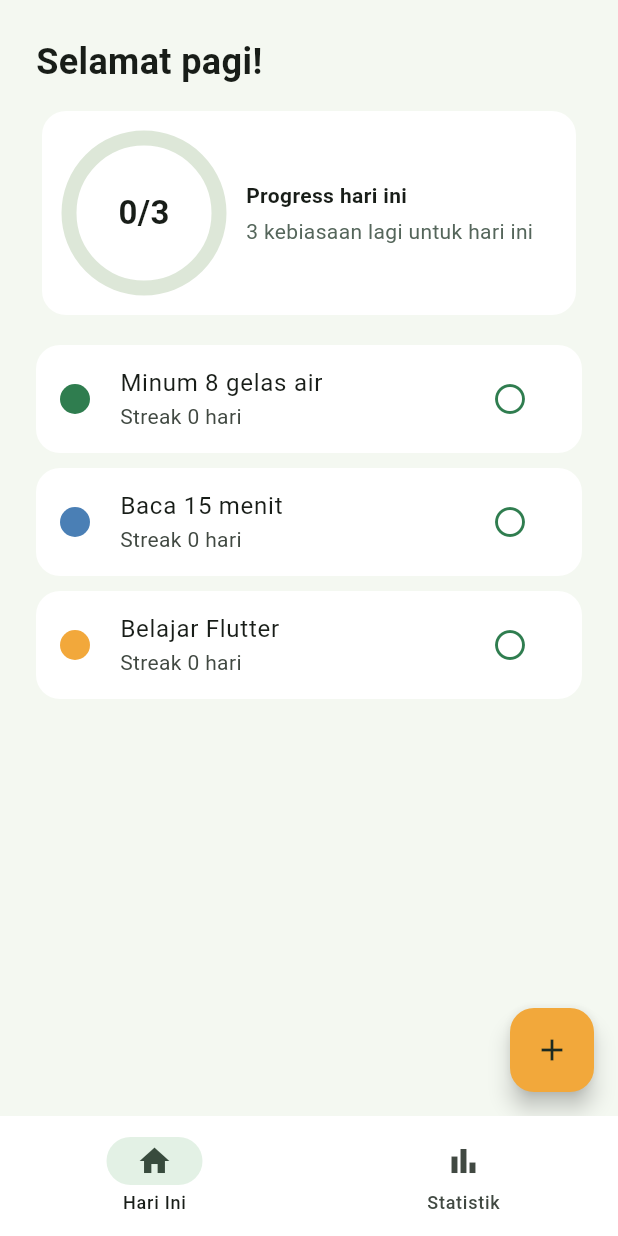
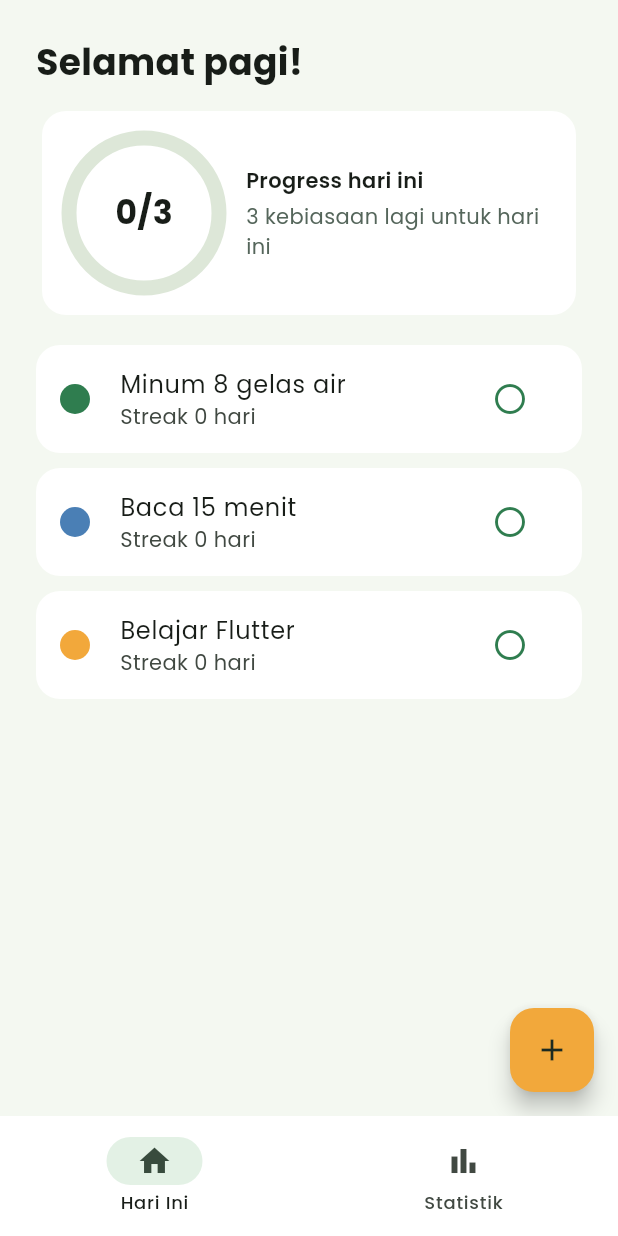
Before and after one commit to irulanam11/routime_OTIMobApps26, a Flutter app: the screen it shows after launch, on a phone screen of 412 x 824 dp. Run offline on Flutter 3.47's test engine with Material 3 defaults, Android fonts, the phone set to English and light mode, and no system bars; our stand-ins replace material_ui, shared_preferences.

Commit message:
menambahkan font poppins

```diff
--- a/lib/theme/app_theme.dart
+++ b/lib/theme/app_theme.dart
@@ -11,6 +11,7 @@ class AppColors {
 class AppTheme {
   static ThemeData get light => ThemeData(
         useMaterial3: true,
+        fontFamily: 'Poppins',
         colorScheme: ColorScheme.fromSeed(
           seedColor: AppColors.primary,
           primary: AppColors.primary,
@@ -27,7 +28,9 @@ class AppTheme {
           color: Colors.white,
           elevation: 0,
           shape: RoundedRectangleBorder(
-            borderRadius: BorderRadius.circular(16),
+            borderRadius: BorderRadius.all(
+              Radius.circular(16),
+            ),
           ),
         ),
         navigationBarTheme: const NavigationBarThemeData(
```
Also changed, not shown: pubspec.yaml (+11 -0 lines), assets/fonts/Poppins-Bold.ttf (added), assets/fonts/Poppins-Medium.ttf (added), assets/fonts/Poppins-Regular.ttf (added), assets/fonts/Poppins-SemiBold.ttf (added).
